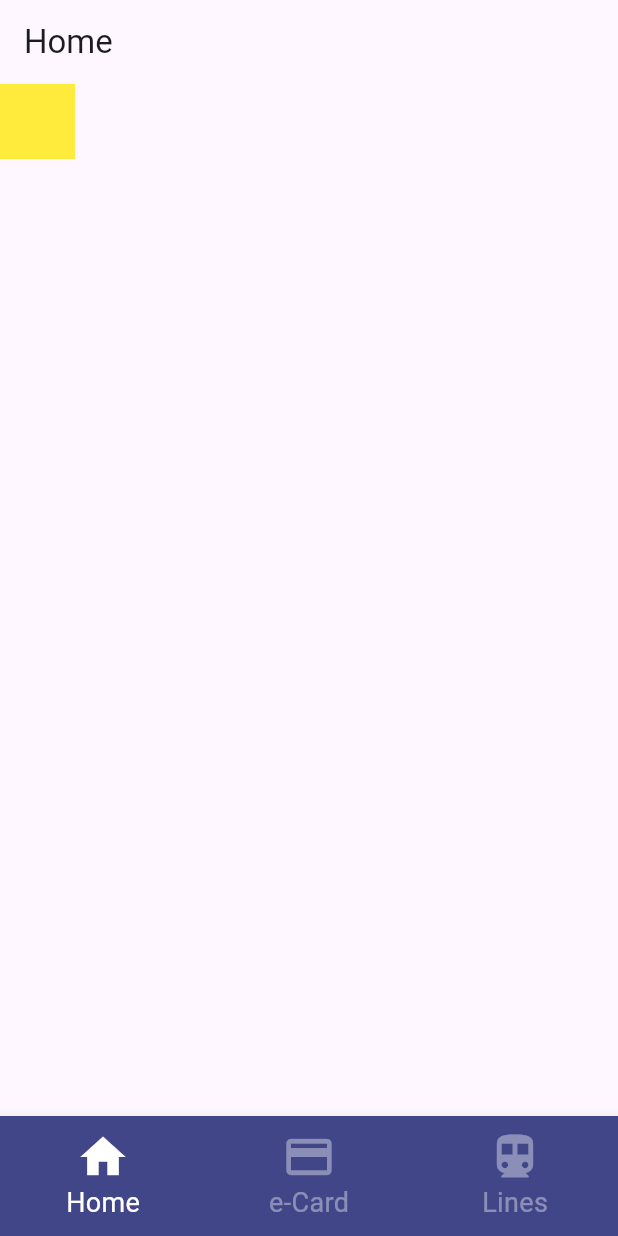
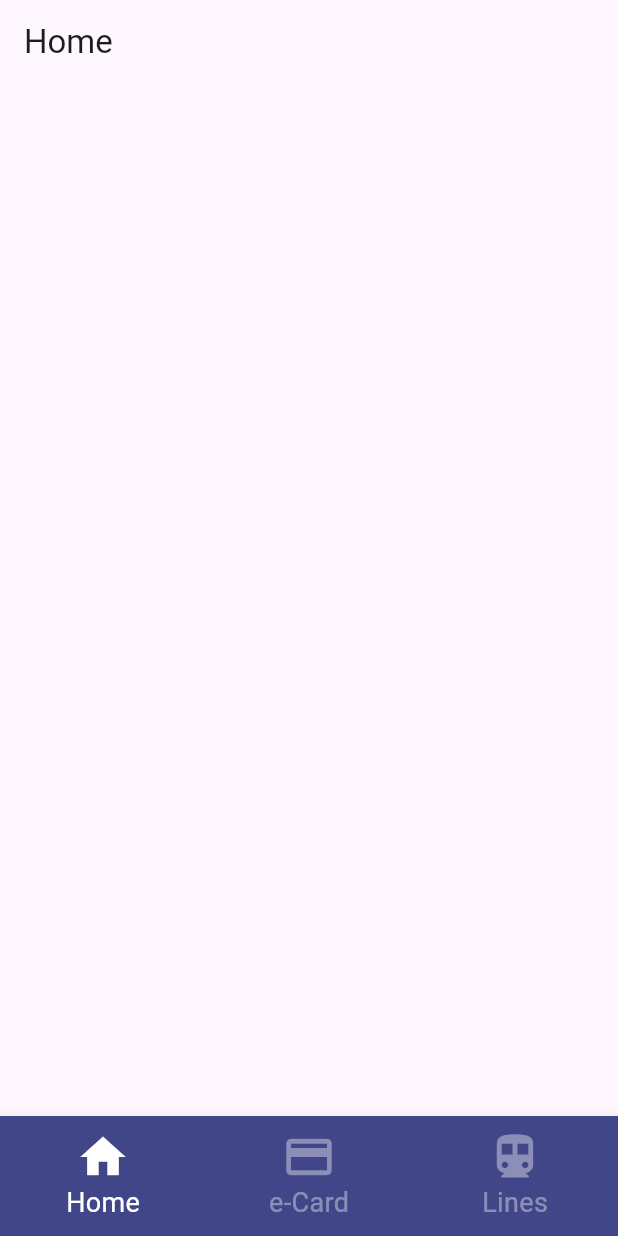
Before and after one commit to francesctr4/FlutterAppProject, a Flutter app: the screen it shows after launch, on a phone screen of 412 x 824 dp. Run offline on Flutter 3.47's test engine with Material 3 defaults, Android fonts, the phone set to English and light mode, and no system bars.

Commit message:
Starting home screen

```diff
--- a/flutter_app_project/project_source/lib/screens/home_screen.dart
+++ b/flutter_app_project/project_source/lib/screens/home_screen.dart
@@ -5,10 +5,17 @@ class HomeScreen extends StatelessWidget {
 
   @override
   Widget build(BuildContext context) {
-    return Container(
-      width: 50,
-      height: 50,
-      color: Colors.yellow,
+    return const SingleChildScrollView(
+      child: Column(
+        children: [
+          SizedBox(
+            height: 300,
+            child: Stack(
+
+            ),
+          ),
+        ],
+      ),
     );
   }
 }
```
